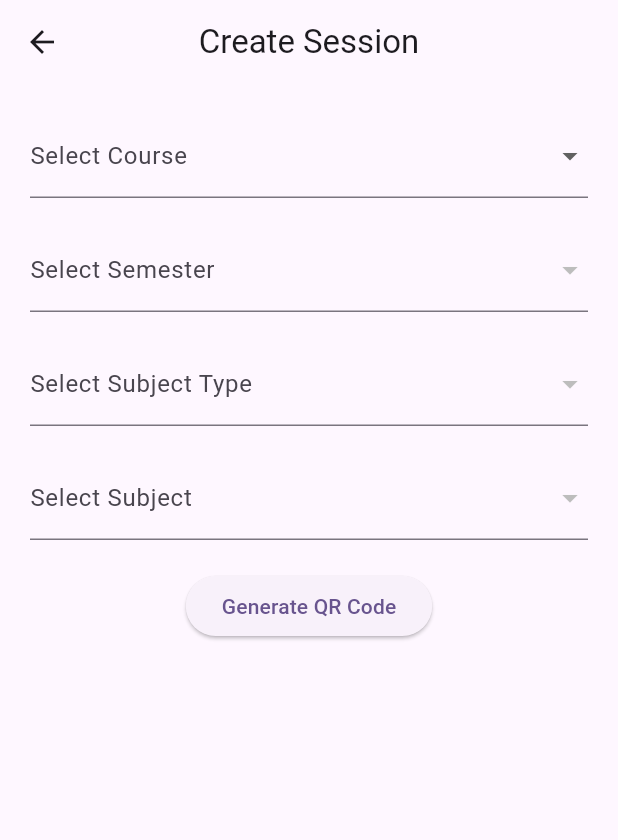
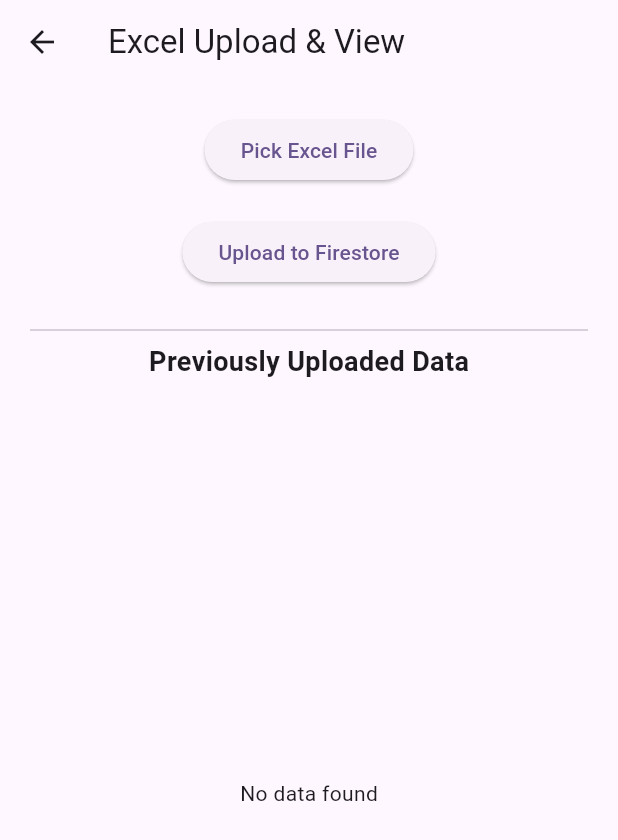
Before and after one commit to sarthakdjoshiFlutterDev30/smart_attend, a Flutter app: the CreateSessionScreen screen opened directly, on a phone screen of 412 x 824 dp. Shown: the top 840 px of the screen. Run offline on Flutter 3.47's test engine with Material 3 defaults, Android fonts, the phone set to English and light mode, and no system bars; our stand-ins replace cloud_firestore, csv, dio, firebase_auth, firebase_core, firebase_messaging and 5 more; missing offline and left inert: dart:html, excel; accounts and stored records are empty.

Commit message:
update attendance_list_screen.dart and create_session_screen.dart

```diff
--- a/lib/View/attendance_list_screen.dart
+++ b/lib/View/attendance_list_screen.dart
@@ -45,13 +45,9 @@ class _AttendanceListScreenState extends State<AttendanceListScreen> {
     html.Url.revokeObjectUrl(url);
   }
 
-  String day = DateFormat('dd').format(DateTime.now());
-  String month = DateFormat('MM').format(DateTime.now());
-  String year = DateFormat('yyyy').format(DateTime.now());
-
   @override
   Widget build(BuildContext context) {
-    String date = '$day$month$year';
+    String date = DateFormat('dd-MM-yyyy').format(DateTime.now());
     return Scaffold(
       appBar: AppBar(
         title: const Text("Attendance Reports"),
@@ -62,7 +58,7 @@ class _AttendanceListScreenState extends State<AttendanceListScreen> {
           StreamBuilder<QuerySnapshot>(
             stream: FirebaseFirestore.instance
                 .collection('sessions')
-                .where('createdAt', isEqualTo: date)
+                .where('lecDate', isEqualTo: date)
                 .snapshots(),
             builder: (context, snapshot) {
               if (!snapshot.hasData) return const CircularProgressIndicator();
@@ -72,7 +68,7 @@ class _AttendanceListScreenState extends State<AttendanceListScreen> {
               final seenNames = <String>{};
               final uniqueSessions = allSessions.where((doc) {
                 final name =
-                    (doc.data() as Map<String, dynamic>)['name']
+                    (doc.data() as Map<String, dynamic>)['lecName']
                         ?.toString()
                         .trim()
                         .toLowerCase() ??
@@ -95,13 +91,13 @@ class _AttendanceListScreenState extends State<AttendanceListScreen> {
                   final sessionData = session.data() as Map<String, dynamic>;
                   setState(() {
                     selectedSessionId = value;
-                    selectedSessionName = sessionData['name'] ?? 'session';
+                    selectedSessionName = sessionData['lecName'] ?? 'session';
                   });
                 },
                 items: uniqueSessions.map((session) {
                   return DropdownMenuItem(
                     value: session.id,
-                    child: Text((session.data() as Map)['name']),
+                    child: Text((session.data() as Map)['lecName']),
                   );
                 }).toList(),
               );
--- a/lib/View/create_session_screen.dart
+++ b/lib/View/create_session_screen.dart
@@ -1,10 +1,12 @@
 import 'dart:async';
+import 'dart:html' as html;
+import 'dart:typed_data';
 
 import 'package:cloud_firestore/cloud_firestore.dart';
+import 'package:excel/excel.dart';
 import 'package:flutter/material.dart';
 import 'package:intl/intl.dart';
 import 'package:qr_flutter/qr_flutter.dart';
-import 'package:smart_attend/View/Home.dart';
 
 class CreateSessionScreen extends StatefulWidget {
   const CreateSessionScreen({super.key});
@@ -14,240 +16,192 @@ class CreateSessionScreen extends StatefulWidget {
 }
 
 class _CreateSessionScreenState extends State<CreateSessionScreen> {
-  String? sessionId;
-  Timer? _timer;
-  int _count = 10;
-  String? selectedCourse;
-  String? selectedSemester;
-  String? selectedSubjectType;
-  Map<String, String>? selectedSubject;
   String fileName = "";
+  List<Map<String, dynamic>> excelData = [];
+  bool isUploading = false;
+  String todayDate = DateFormat('dd-MM-yyyy').format(DateTime.now());
+  void pickAndReadExcelWeb() {
+    html.FileUploadInputElement uploadInput = html.FileUploadInputElement();
+    uploadInput.accept = '.xlsx';
+    uploadInput.click();
 
-  final Map<String, Map<String, List<Map<String, String>>>> courseDetails = {
-    'MCA': {
-      '1': [
-        {
-          'type': 'Regular',
-          'name': 'Programming Fundamentals',
-          'code': 'MCA101',
-        },
-        {'type': 'Regular', 'name': 'Computer Organization', 'code': 'MCA102'},
-        {'type': 'Elective', 'name': 'Communication Skills', 'code': 'MCAE101'},
-      ],
-      '2': [
-        {'type': 'Regular', 'name': 'Data Structures', 'code': 'MCA201'},
-        {'type': 'Regular', 'name': 'DBMS', 'code': 'MCA202'},
-        {'type': 'Elective', 'name': 'Mathematics for CS', 'code': 'MCAE201'},
-      ],
-    },
-    'BCA': {
-      '1': [
-        {'type': 'Regular', 'name': 'Basics of IT', 'code': 'BCA101'},
-        {'type': 'Regular', 'name': 'Mathematics I', 'code': 'BCA102'},
-        {
-          'type': 'Elective',
-          'name': 'Environmental Science',
-          'code': 'BCAE101',
-        },
-      ],
-      '2': [
-        {'type': 'Regular', 'name': 'C Programming', 'code': 'BCA201'},
-        {'type': 'Regular', 'name': 'Digital Electronics', 'code': 'BCA202'},
-        {'type': 'Elective', 'name': 'Soft Skills', 'code': 'BCAE201'},
-      ],
-    },
-  };
+    uploadInput.onChange.listen((e) {
+      final file = uploadInput.files?.first;
+      if (file != null) {
+        fileName = file.name;
+        final reader = html.FileReader();
+        reader.readAsArrayBuffer(file);
 
-  List<String> get semesters {
-    if (selectedCourse == null) return [];
-    return courseDetails[selectedCourse!]!.keys.toList();
+        reader.onLoadEnd.listen((e) {
+          final result = reader.result;
+          late Uint8List uint8List;
+
+          if (result is ByteBuffer) {
+            uint8List = result.asUint8List();
+          } else if (result is Uint8List) {
+            uint8List = result;
+          } else {
+            return;
           }
 
-  List<String> get subjectTypes {
-    if (selectedCourse == null || selectedSemester == null) return [];
-    final subjects = courseDetails[selectedCourse!]![selectedSemester!]!;
-    // Extract distinct types
-    return subjects.map((s) => s['type']!).toSet().toList();
+          final excel = Excel.decodeBytes(uint8List);
+          List<Map<String, dynamic>> extracted = [];
+
+          for (var table in excel.tables.keys) {
+            final rows = excel.tables[table]!.rows;
+            for (int i = 1; i < rows.length; i++) {
+              var row = rows[i];
+              extracted.add({
+                'lecNo': row[0]?.value.toString(),
+                'lecName': row[1]?.value.toString(),
+                'lecDate': row[2]?.value.toString(),
+              });
+            }
           }
 
-  List<Map<String, String>> get subjectsByType {
-    if (selectedCourse == null ||
-        selectedSemester == null ||
-        selectedSubjectType == null) {
-      return [];
-    }
-    final subjects = courseDetails[selectedCourse!]![selectedSemester!]!;
-    return subjects.where((s) => s['type'] == selectedSubjectType).toList();
-  }
-
-  void startCountdown() {
-    _timer = Timer.periodic(const Duration(seconds: 1), (timer) {
-      if (_count > 0) {
           setState(() {
-          _count--;
+            excelData = extracted;
           });
-      } else {
-        timer.cancel();
+        });
       }
     });
   }
 
-  Future<void> createSession() async {
-    if (selectedCourse == null ||
-        selectedSemester == null ||
-        selectedSubjectType == null ||
-        selectedSubject == null) {
+  Future<void> uploadToFirestore() async {
+    if (excelData.isEmpty) {
+      ScaffoldMessenger.of(context).showSnackBar(
+        const SnackBar(content: Text("Please upload an Excel file first")),
+      );
+      return;
+    }
+
+    setState(() => isUploading = true);
+
+    WriteBatch batch = FirebaseFirestore.instance.batch();
+    for (var record in excelData) {
+      DocumentReference ref = FirebaseFirestore.instance
+          .collection('sessions')
+          .doc();
+      batch.set(ref, {
+        'lecNo': record['lecNo'],
+        'lecName': record['lecName'],
+        'lecDate': DateFormat('dd-MM-yyyy').format(
+          record['lecDate'] is DateTime
+              ? record['lecDate']
+              : DateTime.tryParse(record['lecDate'] ?? '') ?? DateTime.now(),
+        ),
+        'uploadedAt': DateTime.now().millisecondsSinceEpoch,
+        'createdAtMillis': DateTime.now().millisecondsSinceEpoch,
+      });
+    }
+    await batch.commit();
+
+    setState(() {
+      isUploading = false;
+      excelData.clear();
+    });
+
     ScaffoldMessenger.of(
       context,
-      ).showSnackBar(const SnackBar(content: Text("Please select all fields")));
-      return;
+    ).showSnackBar(const SnackBar(content: Text("Data uploaded successfully")));
   }
-    startCountdown();
-    DocumentReference ref = await FirebaseFirestore.instance
-        .collection('sessions')
-        .add({
-          'name': fileName,
-          'createdAt': DateFormat('ddMMyyyy').format(DateTime.now()),
-          'createdAtMillis': DateTime.now().millisecondsSinceEpoch,
-        });
 
-    setState(() {
-      sessionId = ref.id;
-    });
-
-    _timer = Timer(Duration(seconds: 10), () {
-      setState(() {
-        sessionId = null;
-        selectedCourse = null;
-        selectedSemester = null;
-        selectedSubjectType = null;
-        selectedSubject = null;
-        Navigator.pushReplacement(
-          context,
-          MaterialPageRoute(builder: (context) => HomeScreen()),
+  void showQRCode(String docId) {
+    showDialog(
+      context: context,
+      builder: (context) => AlertDialog(
+        title: const Text("QR Code"),
+        content: SizedBox(
+          width: 250,
+          height: 250,
+          child: QrImageView(data: docId, size: 250),
+        ),
+        actions: [
+          TextButton(
+            child: const Text("Close"),
+            onPressed: () => Navigator.pop(context),
+          ),
+        ],
+      ),
     );
-      });
-    });
   }
 
   @override
   Widget build(BuildContext context) {
     return Scaffold(
-      appBar: AppBar(title: const Text("Create Session"), centerTitle: true),
-      body: SingleChildScrollView(
-        child: Padding(
+      appBar: AppBar(title: const Text("Excel Upload & View")),
+      body: Padding(
         padding: const EdgeInsets.all(20),
         child: Column(
           children: [
-              // Course Dropdown
-              DropdownButtonFormField<String>(
-                decoration: const InputDecoration(labelText: 'Select Course'),
-                value: selectedCourse,
-                items: courseDetails.keys
-                    .map(
-                      (course) =>
-                          DropdownMenuItem(value: course, child: Text(course)),
-                    )
-                    .toList(),
-                onChanged: (value) {
-                  setState(() {
-                    selectedCourse = value;
-                    selectedSemester = null;
-                    selectedSubjectType = null;
-                    selectedSubject = null;
+            ElevatedButton(
+              onPressed: pickAndReadExcelWeb,
+              child: const Text("Pick Excel File"),
+            ),
+            const SizedBox(height: 10),
+            if (fileName.isNotEmpty) Text("Selected File: $fileName"),
+            const SizedBox(height: 10),
+            ElevatedButton(
+              onPressed: isUploading ? null : uploadToFirestore,
+              child: isUploading
+                  ? const CircularProgressIndicator()
+                  : const Text("Upload to Firestore"),
+            ),
+            const SizedBox(height: 20),
+            const Divider(),
+            const Text(
+              "Previously Uploaded Data",
+              style: TextStyle(fontSize: 18, fontWeight: FontWeight.bold),
+            ),
+            Expanded(
+              child: StreamBuilder<QuerySnapshot>(
+                stream: FirebaseFirestore.instance
+                    .collection('sessions')
+                    .orderBy('lecNo')
+                    .snapshots(),
+                builder: (context, snapshot) {
+                  if (!snapshot.hasData) {
+                    return const Center(child: CircularProgressIndicator());
+                  }
+                  final docs = snapshot.data!.docs;
+                  if (docs.isEmpty) {
+                    return const Center(child: Text("No data found"));
+                  }
+                  return ListView.builder(
+                    itemCount: docs.length,
+                    itemBuilder: (context, index) {
+                      var data = docs[index].data() as Map<String, dynamic>;
+                      var docId = docs[index].id;
+
+                      if (data['lecDate'] != todayDate) {
+                        return const SizedBox.shrink(); // skips this item entirely
+                      }
+
+                      return ListTile(
+                        title: Text(data['lecName'] ?? ''),
+                        subtitle: Text("Lec No: ${data['lecNo']}"),
+                        trailing: ElevatedButton(
+                          onPressed: () {
+                            FirebaseFirestore.instance
+                                .collection("sessions")
+                                .doc(docId)
+                                .update({
+                                  'createdAtMillis':
+                                      DateTime.now().millisecondsSinceEpoch,
+                                })
+                                .then((_) {
+                                  showQRCode(docId);
                                 });
                           },
+                          child: const Text("QR"),
                         ),
-
-              const SizedBox(height: 20),
-
-              // Semester Dropdown
-              DropdownButtonFormField<String>(
-                decoration: const InputDecoration(labelText: 'Select Semester'),
-                value: selectedSemester,
-                items: semesters
-                    .map(
-                      (sem) => DropdownMenuItem(value: sem, child: Text(sem)),
-                    )
-                    .toList(),
-                onChanged: (value) {
-                  setState(() {
-                    selectedSemester = value;
-                    selectedSubjectType = null;
-                    selectedSubject = null;
-                  });
+                      );
                     },
-              ),
-
-              const SizedBox(height: 20),
-
-              // Subject Type Dropdown
-              DropdownButtonFormField<String>(
-                decoration: const InputDecoration(
-                  labelText: 'Select Subject Type',
-                ),
-                value: selectedSubjectType,
-                items: subjectTypes
-                    .map(
-                      (type) =>
-                          DropdownMenuItem(value: type, child: Text(type)),
-                    )
-                    .toList(),
-                onChanged: (value) {
-                  setState(() {
-                    selectedSubjectType = value;
-                    selectedSubject = null;
-                  });
+                  );
                 },
-              ),
-
-              const SizedBox(height: 20),
-
-              // Subject Dropdown (name + code)
-              DropdownButtonFormField<Map<String, String>>(
-                decoration: const InputDecoration(labelText: 'Select Subject'),
-                value: selectedSubject,
-                items: subjectsByType
-                    .map(
-                      (subj) => DropdownMenuItem(
-                        value: subj,
-                        child: Text('${subj['name']} (${subj['code']})'),
-                      ),
-                    )
-                    .toList(),
-                onChanged: (value) {
-                  setState(() {
-                    selectedSubject = value;
-                    fileName =
-                        "${selectedSubject!['name']}(${selectedSubject!['code']})";
-                    print(fileName);
-                  });
-                },
-              ),
-
-              const SizedBox(height: 20),
-              ElevatedButton(
-                onPressed: createSession,
-                child: const Text("Generate QR Code"),
-              ),
-              const SizedBox(height: 30),
-              if (sessionId != null)
-                Column(
-                  children: [
-                    const Text("Scan this QR to mark attendance:"),
-                    const SizedBox(height: 20),
-                    QrImageView(data: sessionId!, size: 250),
-                    Text(
-                      '$_count',
-                      style: const TextStyle(
-                        fontSize: 80,
-                        fontWeight: FontWeight.bold,
               ),
             ),
           ],
-                ),
-            ],
-          ),
         ),
       ),
     );
--- a/pubspec.yaml
+++ b/pubspec.yaml
@@ -53,7 +53,8 @@ dependencies:
   firebase_messaging: ^15.2.5
   firebase_in_app_messaging: ^0.8.1+5
   dio: ^5.8.0+1
-  lottie: ^3.3.1
+  excel: ^4.0.6
+  shimmer: ^3.0.0
 dev_dependencies:
   flutter_test:
     sdk: flutter
```
Also changed, not shown: pubspec.lock. Lines whose indentation alone changed are shown as unchanged.
